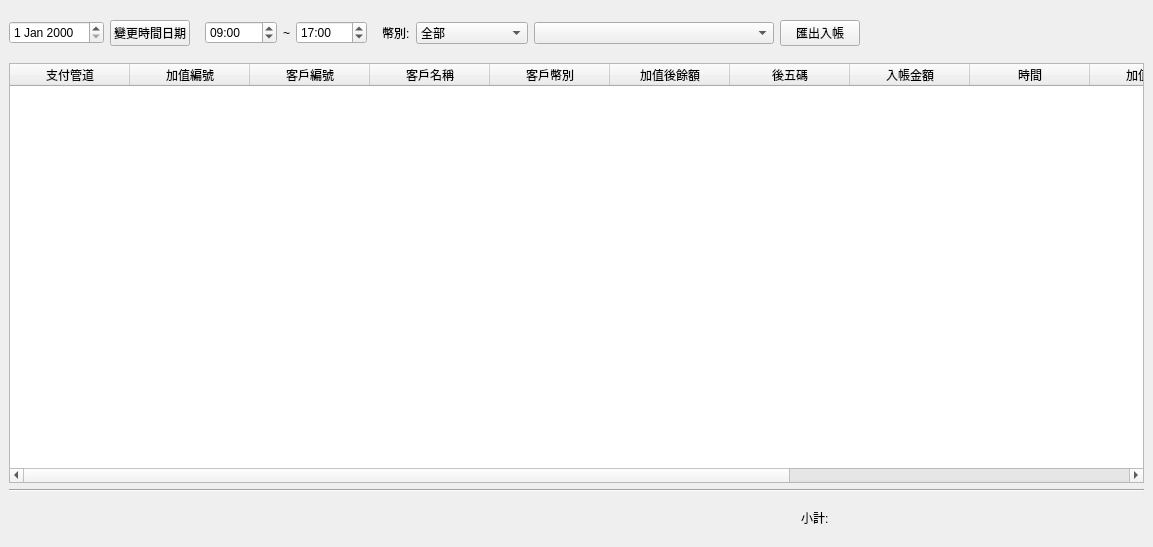
Before: the Qt Designer form src/AdbClient/StageOrder/LayerDayDebit.ui in roger0816/Adb, drawn with Qt 5.
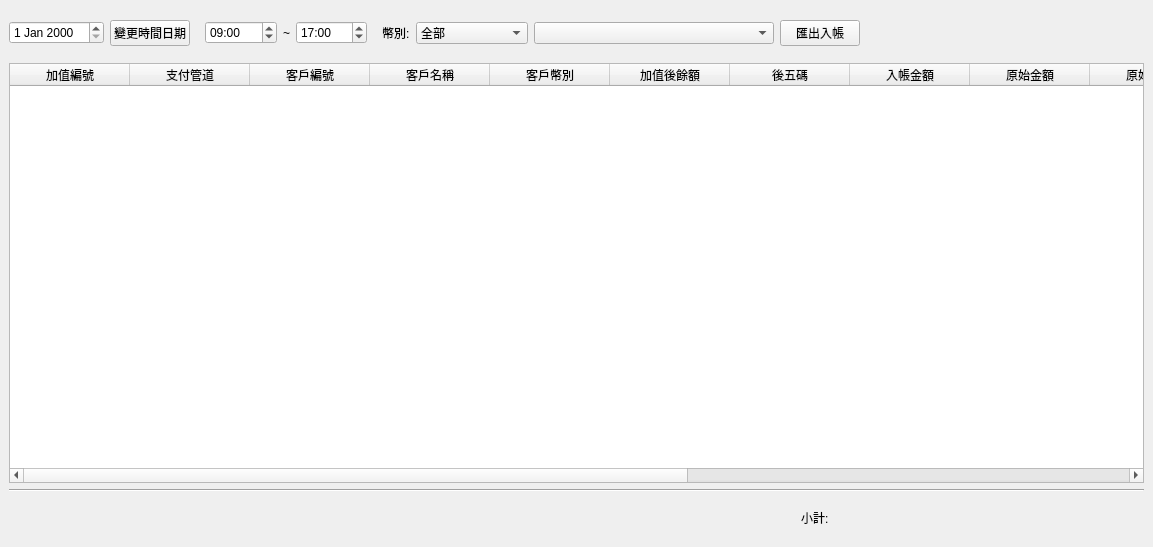
After: the same form once the commit is applied.

```diff
--- a/src/AdbClient/StageOrder/LayerDayDebit.ui
+++ b/src/AdbClient/StageOrder/LayerDayDebit.ui
@@ -304,16 +304,16 @@
         <attribute name="verticalHeaderVisible">
          <bool>false</bool>
         </attribute>
-        <column>
-         <property name="text">
-          <string>支付管道</string>
-         </property>
-        </column>
         <column>
          <property name="text">
           <string>加值編號</string>
          </property>
         </column>
+        <column>
+         <property name="text">
+          <string>支付管道</string>
+         </property>
+        </column>
         <column>
          <property name="text">
           <string>客戶編號</string>
@@ -344,6 +344,21 @@
           <string>入帳金額</string>
          </property>
         </column>
+        <column>
+         <property name="text">
+          <string>原始金額</string>
+         </property>
+        </column>
+        <column>
+         <property name="text">
+          <string>原始幣別</string>
+         </property>
+        </column>
+        <column>
+         <property name="text">
+          <string>備註</string>
+         </property>
+        </column>
         <column>
          <property name="text">
           <string>時間</string>
@@ -364,11 +379,6 @@
           <string>圖</string>
          </property>
         </column>
-        <column>
-         <property name="text">
-          <string>備註</string>
-         </property>
-        </column>
        </widget>
       </item>
       <item row="3" column="0" colspan="2">
```
